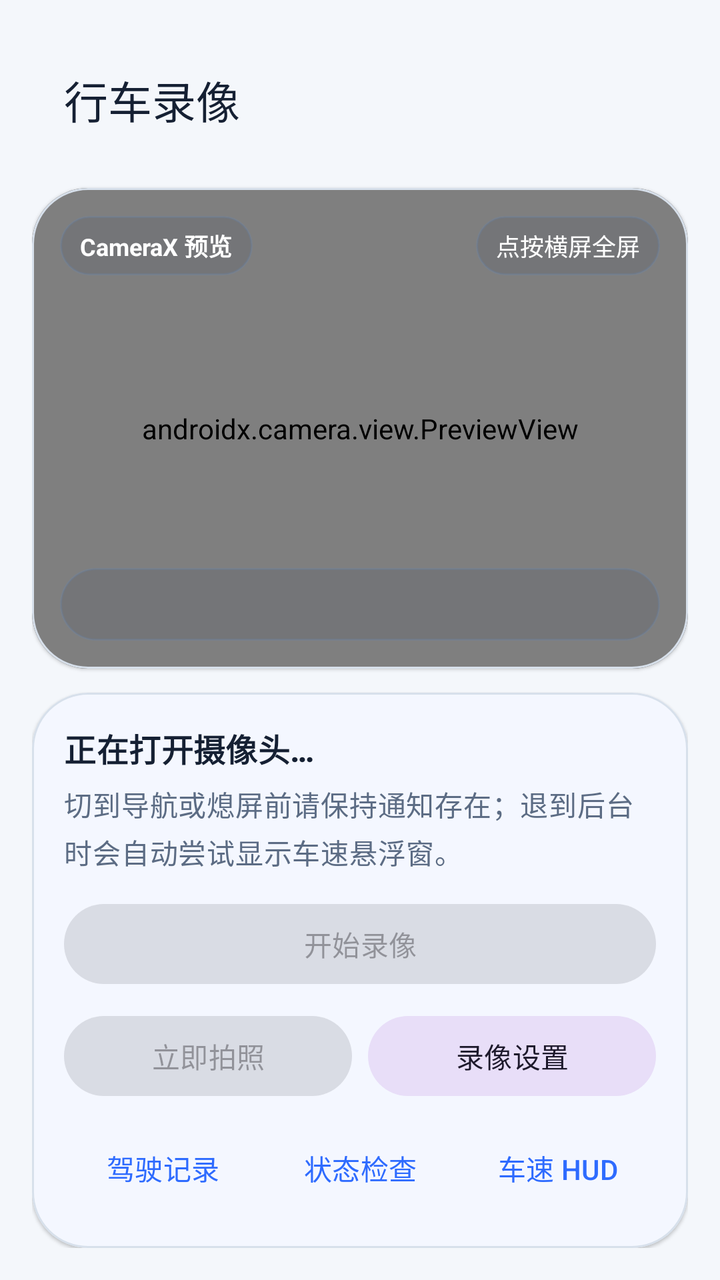
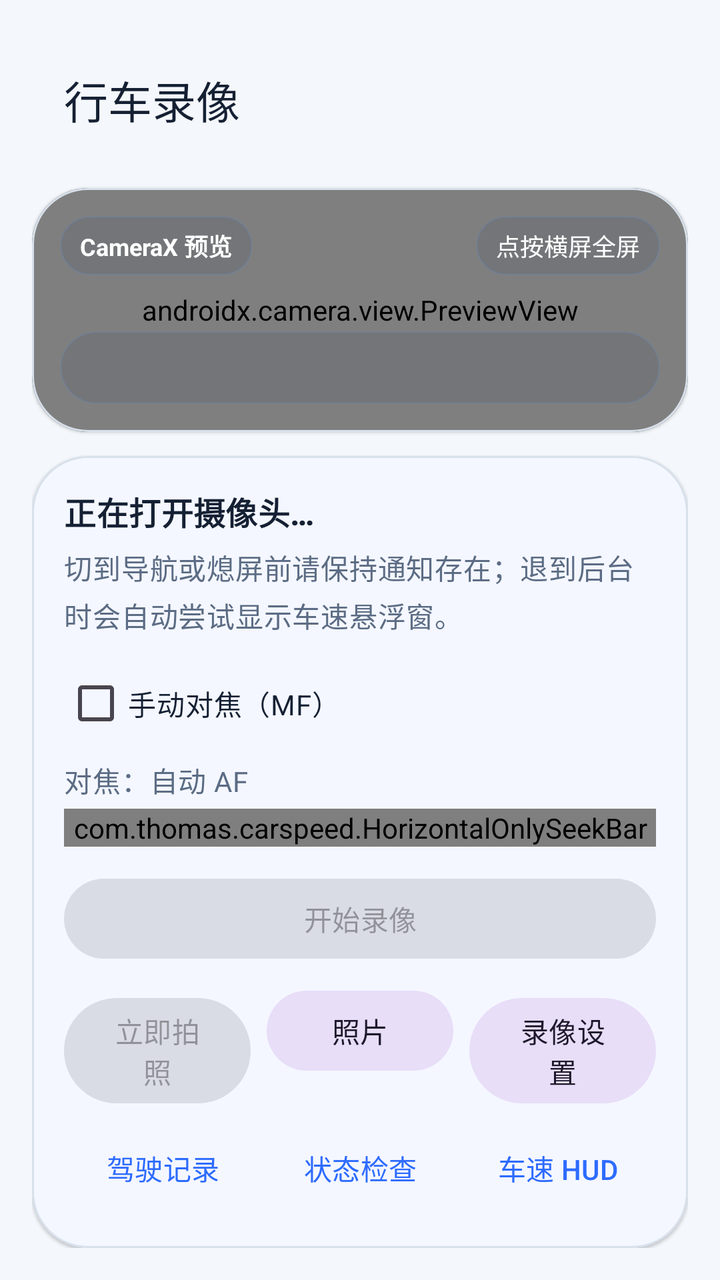

The first picture is an Android layout as it rendered before a commit; the second is the same layout after the commit. The layout source and the unified diff follow.
<!-- AndroidManifest.xml: application theme Theme.CarSpeed -->
<!-- res/layout/activity_camera_record.xml -->
<?xml version="1.0" encoding="utf-8"?>
<LinearLayout xmlns:android="http://schemas.android.com/apk/res/android"
    xmlns:app="http://schemas.android.com/apk/res-auto"
    android:layout_width="match_parent"
    android:layout_height="match_parent"
    android:background="@color/brand_sand"
    android:orientation="vertical"
    android:paddingStart="16dp"
    android:paddingTop="18dp"
    android:paddingEnd="16dp"
    android:paddingBottom="16dp">

    <com.google.android.material.appbar.MaterialToolbar
        android:id="@+id/toolbar"
        android:layout_width="match_parent"
        android:layout_height="wrap_content"
        android:backgroundTint="@android:color/transparent"
        app:title="@string/camera_record_title"
        app:titleTextColor="@color/text_primary" />

    <com.google.android.material.card.MaterialCardView
        style="@style/Widget.CarSpeed.Card"
        android:layout_width="match_parent"
        android:layout_height="0dp"
        android:layout_marginTop="12dp"
        android:layout_weight="1"
        android:clickable="true"
        android:focusable="true">

        <FrameLayout
            android:layout_width="match_parent"
            android:layout_height="match_parent">

            <androidx.camera.view.PreviewView
                android:id="@+id/previewView"
                android:layout_width="match_parent"
                android:layout_height="match_parent"
                android:background="@android:color/black"
                app:implementationMode="compatible" />

            <TextView
                android:layout_width="wrap_content"
                android:layout_height="wrap_content"
                android:layout_gravity="top|start"
                android:layout_margin="14dp"
                android:background="@drawable/overlay_chip_dark_bg"
                android:paddingStart="10dp"
                android:paddingTop="6dp"
                android:paddingEnd="10dp"
                android:paddingBottom="6dp"
                android:text="@string/camera_preview_badge"
                android:textColor="@android:color/white"
                android:textSize="12sp"
                android:textStyle="bold" />

            <TextView
                android:layout_width="wrap_content"
                android:layout_height="wrap_content"
                android:layout_gravity="top|end"
                android:layout_margin="14dp"
                android:background="@drawable/overlay_chip_dark_bg"
                android:paddingStart="10dp"
                android:paddingTop="6dp"
                android:paddingEnd="10dp"
                android:paddingBottom="6dp"
                android:text="@string/preview_fullscreen_hint"
                android:textColor="@android:color/white"
                android:textSize="12sp" />

            <TextView
                android:id="@+id/tvPreviewTimer"
                android:layout_width="wrap_content"
                android:layout_height="wrap_content"
                android:layout_gravity="top|center_horizontal"
                android:layout_marginTop="14dp"
                android:background="@drawable/overlay_chip_dark_bg"
                android:paddingStart="12dp"
                android:paddingTop="6dp"
                android:paddingEnd="12dp"
                android:paddingBottom="6dp"
                android:textColor="@android:color/white"
                android:textSize="14sp"
                android:textStyle="bold"
                android:visibility="gone" />

            <TextView
                android:id="@+id/tvPreviewOverlay"
                android:layout_width="match_parent"
                android:layout_height="wrap_content"
                android:layout_gravity="bottom"
                android:layout_margin="14dp"
                android:background="@drawable/overlay_chip_dark_bg"
                android:lineSpacingExtra="3dp"
                android:padding="10dp"
                android:textColor="@android:color/white"
                android:textSize="12sp" />
        </FrameLayout>
    </com.google.android.material.card.MaterialCardView>

    <com.google.android.material.card.MaterialCardView
        style="@style/Widget.CarSpeed.Card"
        android:layout_width="match_parent"
        android:layout_height="wrap_content"
        android:layout_marginTop="12dp">

        <LinearLayout
            android:layout_width="match_parent"
            android:layout_height="wrap_content"
            android:orientation="vertical"
            android:padding="16dp">

            <TextView
                android:id="@+id/tvCameraStatus"
                android:layout_width="match_parent"
                android:layout_height="wrap_content"
                android:text="@string/camera_opening"
                android:textAppearance="@style/TextAppearance.CarSpeed.SectionTitle" />

            <TextView
                android:id="@+id/tvSavedPath"
                android:layout_width="match_parent"
                android:layout_height="wrap_content"
                android:layout_marginTop="6dp"
                android:text="@string/video_background_hint"
                android:textAppearance="@style/TextAppearance.CarSpeed.Body" />

            <com.google.android.material.button.MaterialButton
                android:id="@+id/btnRecordVideo"
                style="@style/Widget.Material3.Button"
                android:layout_width="match_parent"
                android:layout_height="wrap_content"
                android:layout_marginTop="12dp"
                android:enabled="false"
                android:text="@string/video_start_recording" />

            <LinearLayout
                android:layout_width="match_parent"
                android:layout_height="wrap_content"
                android:layout_marginTop="8dp"
                android:orientation="horizontal">

                <com.google.android.material.button.MaterialButton
                    android:id="@+id/btnTakePhoto"
                    style="@style/Widget.Material3.Button.TonalButton"
                    android:layout_width="0dp"
                    android:layout_height="wrap_content"
                    android:layout_weight="1"
                    android:enabled="false"
                    android:text="@string/take_photo_now" />

                <com.google.android.material.button.MaterialButton
                    android:id="@+id/btnOpenSettings"
                    style="@style/Widget.Material3.Button.TonalButton"
                    android:layout_width="0dp"
                    android:layout_height="wrap_content"
                    android:layout_marginStart="8dp"
                    android:layout_weight="1"
                    android:text="@string/dashcam_settings_title" />
            </LinearLayout>

            <LinearLayout
                android:layout_width="match_parent"
                android:layout_height="wrap_content"
                android:layout_marginTop="8dp"
                android:orientation="horizontal">

                <com.google.android.material.button.MaterialButton
                    android:id="@+id/btnOpenHistory"
                    style="@style/Widget.Material3.Button.TextButton"
                    android:layout_width="0dp"
                    android:layout_height="wrap_content"
                    android:layout_weight="1"
                    android:text="@string/history_title" />

                <com.google.android.material.button.MaterialButton
                    android:id="@+id/btnOpenStatus"
                    style="@style/Widget.Material3.Button.TextButton"
                    android:layout_width="0dp"
                    android:layout_height="wrap_content"
                    android:layout_weight="1"
                    android:text="@string/status_check_title" />

                <com.google.android.material.button.MaterialButton
                    android:id="@+id/btnOpenHud"
                    style="@style/Widget.Material3.Button.TextButton"
                    android:layout_width="0dp"
                    android:layout_height="wrap_content"
                    android:layout_weight="1"
                    android:text="@string/speed_hud_title" />
            </LinearLayout>
        </LinearLayout>
    </com.google.android.material.card.MaterialCardView>
</LinearLayout>
<!-- resources referenced by this layout -->
<resources>
  <color name="brand_sand">#F4F7FB</color>
  <color name="text_primary">#152033</color>
  <!-- drawable overlay_chip_dark_bg (drawable) -->
  <?xml version="1.0" encoding="utf-8"?>
  <shape xmlns:android="http://schemas.android.com/apk/res/android" android:shape="rectangle">
      <corners android:radius="18dp" />
      <solid android:color="#1A13233A" />
      <stroke
          android:width="1dp"
          android:color="#335D87C4" />
  </shape>
  <string name="camera_opening">正在打开摄像头…</string>
  <string name="camera_preview_badge">CameraX 预览</string>
  <string name="camera_record_title">行车录像</string>
  <string name="dashcam_settings_title">录像设置</string>
  <string name="history_title">驾驶记录</string>
  <string name="preview_fullscreen_hint">点按横屏全屏</string>
  <string name="speed_hud_title">车速 HUD</string>
  <string name="status_check_title">状态检查</string>
  <string name="take_photo_now">立即拍照</string>
  <string name="video_background_hint">切到导航或熄屏前请保持通知存在；退到后台时会自动尝试显示车速悬浮窗。</string>
  <string name="video_start_recording">开始录像</string>
  <style name="TextAppearance.CarSpeed.Body" parent="TextAppearance.Material3.BodyMedium">
          <item name="android:textColor">@color/text_secondary</item>
      </style>
  <style name="TextAppearance.CarSpeed.SectionTitle" parent="TextAppearance.Material3.TitleMedium">
          <item name="android:textColor">@color/text_primary</item>
          <item name="android:textStyle">bold</item>
      </style>
  <style name="Widget.CarSpeed.Card" parent="Widget.Material3.CardView.Elevated">
          <item name="cardBackgroundColor">@color/surface_primary</item>
          <item name="strokeColor">@color/divider_soft</item>
          <item name="strokeWidth">1dp</item>
          <item name="cardCornerRadius">28dp</item>
      </style>
  <style name="Theme.CarSpeed" parent="Theme.Material3.DayNight.NoActionBar">
          <item name="colorPrimary">@color/brand_blue</item>
          <item name="colorSecondary">@color/brand_teal</item>
          <item name="colorSurface">@color/surface_primary</item>
          <item name="android:colorBackground">@color/brand_sand</item>
          <item name="android:statusBarColor">@android:color/transparent</item>
          <item name="android:navigationBarColor">@color/brand_navy</item>
          <item name="android:windowLightStatusBar">true</item>
          <item name="materialCardViewFilledStyle">@style/Widget.CarSpeed.Card</item>
      </style>
  <color name="text_secondary">#5C6C84</color>
  <color name="surface_primary">#FFFFFF</color>
  <color name="divider_soft">#D7E0EB</color>
  <color name="brand_blue">#2E6BFF</color>
  <color name="brand_teal">#1FB8A6</color>
  <color name="brand_navy">#0E1A2B</color>
</resources>

<!-- the commit's change to res/layout/activity_camera_record.xml (unified diff, before → after) -->
@@ -124,6 +124,30 @@
                 android:text="@string/video_background_hint"
                 android:textAppearance="@style/TextAppearance.CarSpeed.Body" />
 
+            <CheckBox
+                android:id="@+id/cbManualFocus"
+                android:layout_width="match_parent"
+                android:layout_height="wrap_content"
+                android:layout_marginTop="10dp"
+                android:text="@string/manual_focus_toggle"
+                android:textColor="@color/text_primary" />
+
+            <TextView
+                android:id="@+id/tvFocusInlineLabel"
+                android:layout_width="match_parent"
+                android:layout_height="wrap_content"
+                android:layout_marginTop="4dp"
+                android:text="@string/focus_auto_label"
+                android:textAppearance="@style/TextAppearance.CarSpeed.Body" />
+
+            <com.thomas.carspeed.HorizontalOnlySeekBar
+                android:id="@+id/sbInlineFocus"
+                android:layout_width="match_parent"
+                android:layout_height="wrap_content"
+                android:layout_marginTop="4dp"
+                android:max="100"
+                android:progress="10" />
+
             <com.google.android.material.button.MaterialButton
                 android:id="@+id/btnRecordVideo"
                 style="@style/Widget.Material3.Button"
@@ -147,6 +171,15 @@
                     android:layout_weight="1"
                     android:enabled="false"
                     android:text="@string/take_photo_now" />
+
+                <com.google.android.material.button.MaterialButton
+                    android:id="@+id/btnOpenPhotos"
+                    style="@style/Widget.Material3.Button.TonalButton"
+                    android:layout_width="0dp"
+                    android:layout_height="wrap_content"
+                    android:layout_marginStart="8dp"
+                    android:layout_weight="1"
+                    android:text="@string/photo_gallery_title" />
 
                 <com.google.android.material.button.MaterialButton
                     android:id="@+id/btnOpenSettings"
<!-- resource entries referenced after the edit -->
@@ -15,7 +15,10 @@
   <string name="camera_preview_badge">CameraX 预览</string>
   <string name="camera_record_title">行车录像</string>
   <string name="dashcam_settings_title">录像设置</string>
+  <string name="focus_auto_label">对焦：自动 AF</string>
   <string name="history_title">驾驶记录</string>
+  <string name="manual_focus_toggle">手动对焦（MF）</string>
+  <string name="photo_gallery_title">照片</string>
   <string name="preview_fullscreen_hint">点按横屏全屏</string>
   <string name="speed_hud_title">车速 HUD</string>
   <string name="status_check_title">状态检查</string>
